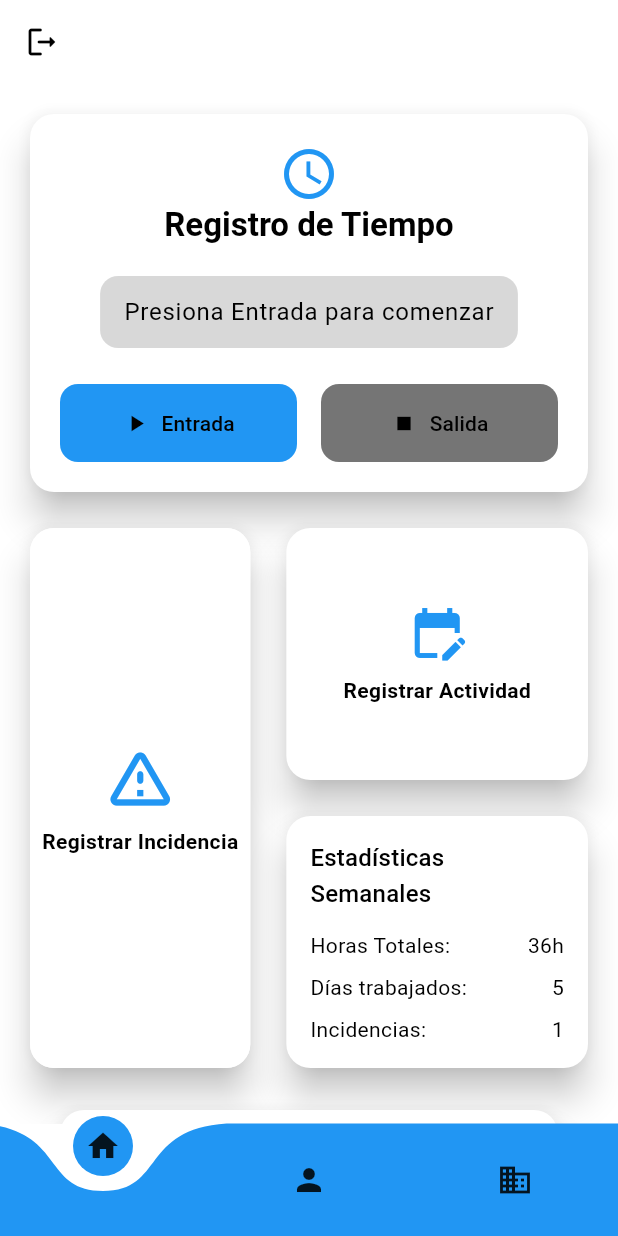
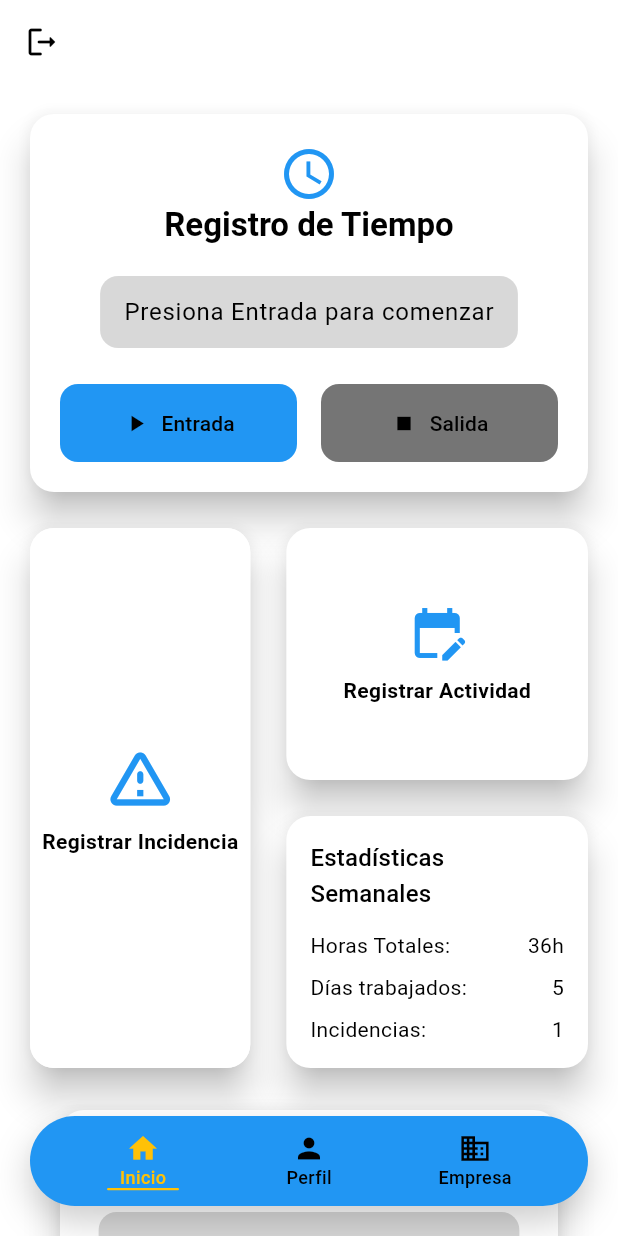
Before and after one commit to AdriPes-dev/ProyectoTFC, a Flutter app: the MyHomePage screen opened directly with empty values, on a phone screen of 412 x 824 dp. Run offline on Flutter 3.47's test engine with Material 3 defaults, Android fonts, the phone set to English and light mode, and no system bars; drawn by our look-alikes of curved_navigation_bar; our stand-ins replace cloud_firestore, connectivity_plus, firebase_auth, firebase_core, flutter_slidable, liquid_swipe and 4 more; missing offline and left inert: add_2_calendar; accounts and stored records are empty.

Commit message:
Se modifica la barra de tareas para dar un diseño más moderno

```diff
--- a/lib/components/custom_card_tiempo.dart
+++ b/lib/components/custom_card_tiempo.dart
@@ -188,7 +188,7 @@ class _TimeTrackerState extends State<TimeTracker> {
                     Text(
                       'Tiempo trabajado: ${_formatDuration(_workedDuration!)}',
                       style: theme.textTheme.bodyLarge?.copyWith(
-                        color: AppColors.textBlack,
+                        color: textColor,
                         fontWeight: FontWeight.bold,
                       ),
                     ),
--- a/lib/screens/menuprincipal.dart
+++ b/lib/screens/menuprincipal.dart
@@ -1,7 +1,6 @@
 
 import 'dart:developer';
 
-import 'package:curved_navigation_bar/curved_navigation_bar.dart';
 import 'package:fichi/main.dart';
 import 'package:fichi/model_classes/persona.dart';
 import 'package:fichi/screens/paginaprincipal.dart';
@@ -54,13 +53,13 @@ void _actualizarPersona(Persona nueva) {
 
   @override
 Widget build(BuildContext context) {
+  final isDarkMode = Theme.of(context).brightness == Brightness.dark;
+  final iconColor = isDarkMode ? Colors.white : Colors.black;
+
   return Scaffold(
-
     appBar: AppBar(
-        backgroundColor: Colors.transparent, //Color.fromARGB(255, 65, 140, 198),
-        title: Text(
-          widget.title,
-          style:  Theme.of(context).textTheme.titleMedium,),
+      backgroundColor: Colors.transparent,
+      title: Text(widget.title, style: Theme.of(context).textTheme.titleMedium),
       elevation: 0,
       centerTitle: true,
       leading: IconButton(
@@ -68,31 +67,89 @@ void _actualizarPersona(Persona nueva) {
           await FirebaseAuth.instance.signOut();
           SharedPreferences prefs = await SharedPreferences.getInstance();
           await prefs.remove('dni');
-    log("Se ha cerrado la sesion");
+          log("Se ha cerrado la sesión");
           Navigator.pushAndRemoveUntil(
             context,
-      MaterialPageRoute(
-        builder: (context) => MyApp(), // ← Reemplaza con el nombre real de tu pantalla de login
-      ),
-      (route) => false, // Elimina todo lo anterior en el stack de navegación
+            MaterialPageRoute(builder: (context) => MyApp()),
+            (route) => false,
           );
         },
         icon: const Icon(Icons.logout_rounded),
       ),
     ),
-      bottomNavigationBar: CurvedNavigationBar(
-        backgroundColor: Colors.transparent,
+    body: Stack(
+  children: [
+    _paginas[_paginaActual], // contenido principal
+    Positioned(
+      left: 20,
+      right: 20,
+      bottom: 20,
+      child: Container(
+        padding: const EdgeInsets.symmetric(horizontal: 20),
+        height: 60,
+        decoration: BoxDecoration(
           color: AppColors.primaryBlue,
-        buttonBackgroundColor: AppColors.primaryBlue,
-        animationDuration: Duration(milliseconds: 100),
-        items: [Icon(Icons.home), Icon(Icons.person), Icon(Icons.business)],
-        onTap: (index) {
-          setState(() {
-             _paginaActual = index;
-          });
-        },
+          borderRadius: BorderRadius.circular(30),
+          boxShadow: [
+            BoxShadow(
+              color: Colors.black.withOpacity(0.2),
+              blurRadius: 20,
+              offset: const Offset(0, 10),
             ),
-      body: _paginas[_paginaActual],
+          ],
+        ),
+        child: Row(
+          mainAxisAlignment: MainAxisAlignment.spaceBetween,
+          children: List.generate(3, (index) {
+            final isSelected = _paginaActual == index;
+            final icon = [Icons.home, Icons.person, Icons.business][index];
+            final label = ['Inicio', 'Perfil', 'Empresa'][index];
+
+            return Expanded(
+              child: GestureDetector(
+                onTap: () => setState(() => _paginaActual = index),
+                child: Column(
+                  mainAxisAlignment: MainAxisAlignment.center,
+                  children: [
+                    Icon(
+                      icon,
+                      size: 22,
+                      color: isSelected ? AppColors.gradientPurple : iconColor,
+                    ),
+                    Stack(
+                      alignment: Alignment.bottomCenter,
+                      children: [
+                        Text(
+                          label,
+                          style: TextStyle(
+                            color: isSelected ? AppColors.gradientPurple : iconColor,
+                            fontSize: 12,
+                            fontWeight: FontWeight.w500,
+                          ),
+                        ),
+                        AnimatedContainer(
+                          duration: const Duration(milliseconds: 150),
+                          curve: Curves.easeOut,
+                          height: 1.5,
+                          width: isSelected ? label.length * 8.0 : 0, // Ancho basado en longitud del texto
+                          margin: const EdgeInsets.only(top: 2),
+                          decoration: BoxDecoration(
+                            color: AppColors.gradientPurple,
+                            borderRadius: BorderRadius.circular(2),
+                          ),
+                        ),
+                      ],
+                    ),
+                  ],
+                ),
+              ),
+            );
+          }),
+        ),
+      ),
+    ),
+  ],
+),
   );
 }
 }
--- a/lib/screens/paginaperfil.dart
+++ b/lib/screens/paginaperfil.dart
@@ -174,10 +174,12 @@ void _verificarCambios() {
                   ),
                 ),
     ),
+
   ),
 ),
 
               SizedBox(height: 30),
+              const SizedBox(height: 80),
         ],
       ),
     );
--- a/lib/screens/paginaprincipal.dart
+++ b/lib/screens/paginaprincipal.dart
@@ -53,6 +53,7 @@ Widget build(BuildContext context) {
              padding: const EdgeInsets.all(20.0),
              child: ActividadRecienteCard(p:persona),
            ),
+           const SizedBox(height: 80),
         ],
       ),
     ),
--- a/lib/screens/pantallaempresa.dart
+++ b/lib/screens/pantallaempresa.dart
@@ -39,6 +39,7 @@ class _PantallaEmpresaState extends State<PantallaEmpresa> {
 
   Future<void> _cargarDatosEmpresa() async {
   if (widget.personaAutenticada.empresaCif == null || widget.personaAutenticada.empresaCif!.isEmpty) {
+    if (!mounted) return;
     setState(() {
       _isLoading = false;
     });
@@ -46,21 +47,19 @@ class _PantallaEmpresaState extends State<PantallaEmpresa> {
   }
 
   try {
-      // 1. Obtener datos de la empresa
     final empresa = await FirebaseService().obtenerEmpresaPorCif(widget.personaAutenticada.empresaCif!);
 
-      // 2. Obtener CEO si existe
     Persona? ceo;
     if (empresa?.jefeDni != null) {
       ceo = await FirebaseService().obtenerPersonaPorDni(empresa!.jefeDni!);
     }
 
-      // 3. Obtener empleados (excluyendo al CEO)
     final empleados = await FirebaseService().obtenerEmpleadosPorEmpresa(empresa!.cif);
     if (ceo != null) {
       empleados.removeWhere((e) => e.dni == ceo!.dni);
     }
 
+    if (!mounted) return;
     setState(() {
       _empresa = empresa;
       _ceo = ceo;
@@ -68,6 +67,7 @@ class _PantallaEmpresaState extends State<PantallaEmpresa> {
       _isLoading = false;
     });
   } catch (e) {
+    if (!mounted) return;
     setState(() {
       _errorMessage = 'Error al cargar los datos: ${e.toString()}';
       _isLoading = false;
@@ -109,6 +109,7 @@ class _PantallaEmpresaState extends State<PantallaEmpresa> {
             // Acciones para el jefe
             if (_ceo?.dni == widget.personaAutenticada.dni)
               _buildAccionesJefe(),
+            const SizedBox(height: 80),
           ],
         ),
       ),
--- a/pubspec.yaml
+++ b/pubspec.yaml
@@ -36,7 +36,6 @@ dependencies:
   cupertino_icons: ^1.0.8
   liquid_swipe: ^3.1.0
   flutter_inset_shadow: ^2.0.3
-  curved_navigation_bar: ^1.0.6
   smooth_page_indicator: ^1.2.1
   shared_preferences: ^2.5.2
   sqflite: ^2.4.2
```
Also changed, not shown: pubspec.lock. Lines whose indentation alone changed are shown as unchanged.
